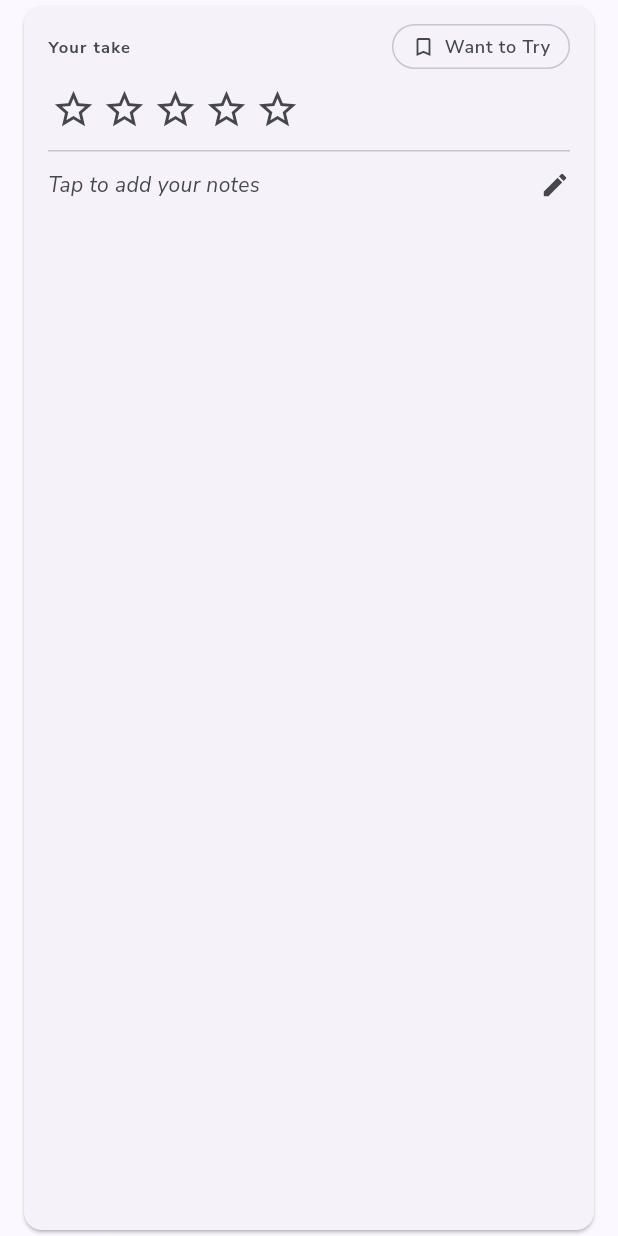
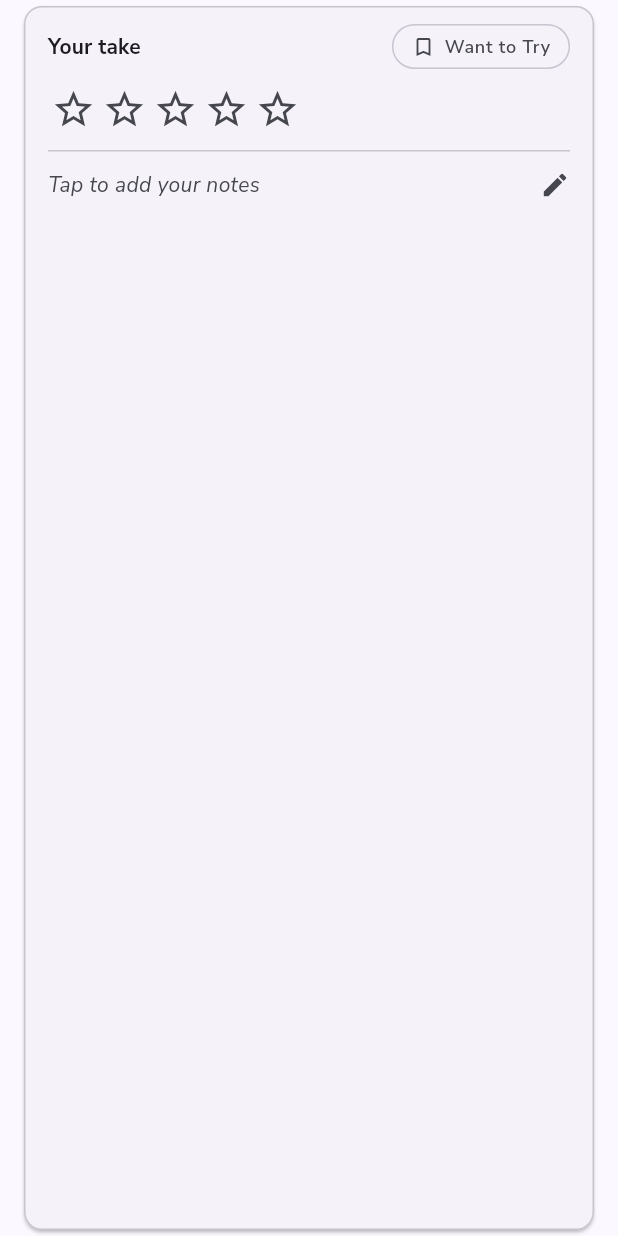
Before and after one commit to richardthe3rd/cambridge-beer-festival-app, a Flutter app: the YourTakeCard widget shown alone on an empty page, opened directly with empty values, on a phone screen of 412 x 824 dp. Run offline on Flutter 3.47's test engine with Material 3 defaults, Android fonts, the phone set to English and light mode, and no system bars; our stand-ins replace firebase_analytics, firebase_core, firebase_crashlytics, go_router, google_fonts, package_info_plus and 2 more; accounts and stored records are empty; network calls fail.

Commit message:
feat(drinks): unify drink content in the hero card, lift "Your take"
On the preview the "Your take" card was getting lost: the catalogue
notes floated between the edged hero and a low-contrast card, and the
card's label was a faint micro-caption.

- Move "About This Drink" inside the hero card (below the dietary rows,
  under a divider) so all of the drink's content reads as one
  category-edged unit.
- Give "Your take" a proper heading and a subtle outline so it stands
  out as the distinct "you" panel, especially in dark mode.

Refresh the drink-detail goldens.

Co-Authored-By: Claude Opus 4.8 <noreply@anthropic.com>
Claude-Session: https://claude.ai/code/session_011YSQSPM5qLaaqBZJFVjJTC

```diff
--- a/lib/widgets/your_take_card.dart
+++ b/lib/widgets/your_take_card.dart
@@ -35,6 +35,12 @@ class YourTakeCard extends StatelessWidget {
 
     return Card(
       margin: const EdgeInsets.fromLTRB(16, 4, 16, 4),
+      // A subtle outline so this "yours" card reads as a distinct panel
+      // against the surface — especially in dark mode.
+      shape: RoundedRectangleBorder(
+        borderRadius: BorderRadius.circular(12),
+        side: BorderSide(color: theme.colorScheme.outlineVariant),
+      ),
       child: Padding(
         padding: const EdgeInsets.fromLTRB(16, 12, 16, 12),
         child: Column(
@@ -44,10 +50,9 @@ class YourTakeCard extends StatelessWidget {
               children: [
                 Text(
                   'Your take',
-                  style: theme.textTheme.labelSmall?.copyWith(
-                    letterSpacing: 0.8,
+                  style: theme.textTheme.titleSmall?.copyWith(
                     fontWeight: FontWeight.w700,
-                    color: theme.colorScheme.onSurfaceVariant,
+                    color: theme.colorScheme.onSurface,
                   ),
                 ),
                 const Spacer(),
```
Also changed, not shown: lib/screens/drink_detail_screen.dart (+0 -17 lines), lib/widgets/drink_hero_panel.dart (+27 -0 lines), 4 other files.
